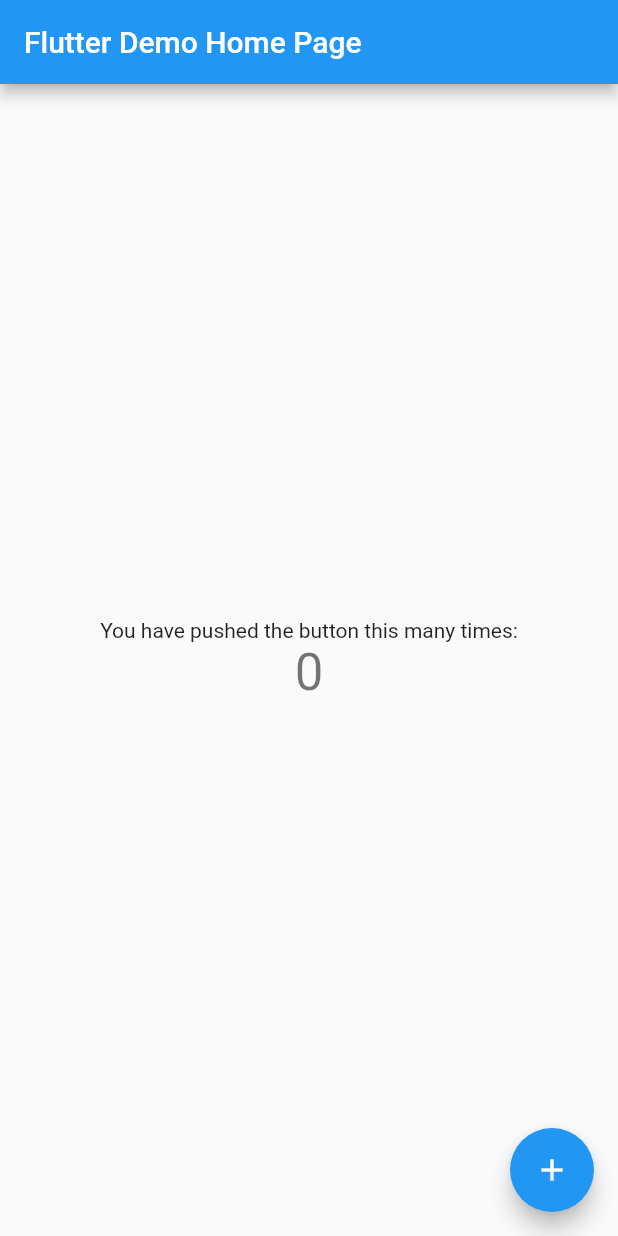
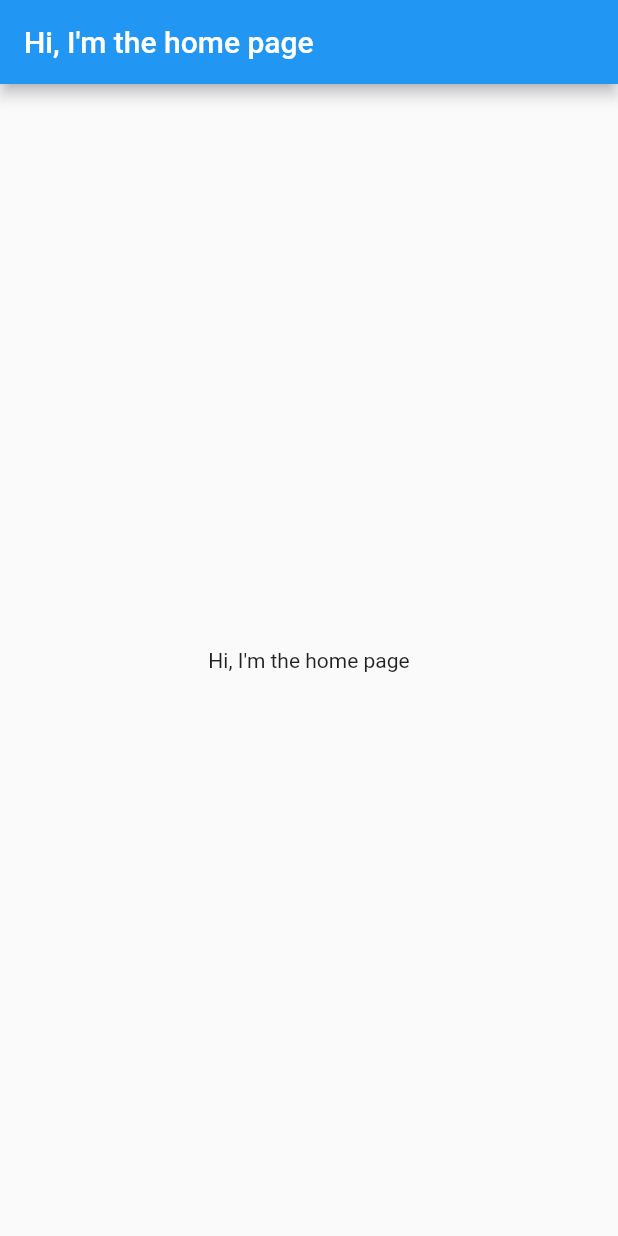
Before and after one commit to BelfDev/testing_flutter, a Flutter app: the screen it shows after launch, on a phone screen of 412 x 824 dp. Run offline on Flutter 3.47's test engine with Material 2 defaults, Android fonts, the phone set to English and light mode, and no system bars.

Commit message:
Add basic app structure

```diff
--- /dev/null
+++ b/lib/app.dart
@@ -0,0 +1,19 @@
+import 'package:flutter/material.dart';
+import 'package:testing_flutter/pages/home_page.dart';
+
+class App extends StatelessWidget {
+  const App({
+    Key? key,
+  }) : super(key: key);
+
+  @override
+  Widget build(BuildContext context) {
+    return MaterialApp(
+      title: 'Testing Flutter Apps',
+      theme: ThemeData(
+        primarySwatch: Colors.blue,
+      ),
+      home: HomePage(),
+    );
+  }
+}
--- a/lib/main.dart
+++ b/lib/main.dart
@@ -1,113 +1,6 @@
 import 'package:flutter/material.dart';
+import 'package:testing_flutter/app.dart';
 
 void main() {
-  runApp(MyApp());
+  runApp(App());
 }
-
-class MyApp extends StatelessWidget {
-  // This widget is the root of your application.
-  @override
-  Widget build(BuildContext context) {
-    return MaterialApp(
-      title: 'Flutter Demo',
-      theme: ThemeData(
-        // This is the theme of your application.
-        //
-        // Try running your application with "flutter run". You'll see the
-        // application has a blue toolbar. Then, without quitting the app, try
-        // changing the primarySwatch below to Colors.green and then invoke
-        // "hot reload" (press "r" in the console where you ran "flutter run",
-        // or simply save your changes to "hot reload" in a Flutter IDE).
-        // Notice that the counter didn't reset back to zero; the application
-        // is not restarted.
-        primarySwatch: Colors.blue,
-      ),
-      home: MyHomePage(title: 'Flutter Demo Home Page'),
-    );
-  }
-}
-
-class MyHomePage extends StatefulWidget {
-  MyHomePage({Key? key, required this.title}) : super(key: key);
-
-  // This widget is the home page of your application. It is stateful, meaning
-  // that it has a State object (defined below) that contains fields that affect
-  // how it looks.
-
-  // This class is the configuration for the state. It holds the values (in this
-  // case the title) provided by the parent (in this case the App widget) and
-  // used by the build method of the State. Fields in a Widget subclass are
-  // always marked "final".
-
-  final String title;
-
-  @override
-  _MyHomePageState createState() => _MyHomePageState();
-}
-
-class _MyHomePageState extends State<MyHomePage> {
-  int _counter = 0;
-
-  void _incrementCounter() {
-    setState(() {
-      // This call to setState tells the Flutter framework that something has
-      // changed in this State, which causes it to rerun the build method below
-      // so that the display can reflect the updated values. If we changed
-      // _counter without calling setState(), then the build method would not be
-      // called again, and so nothing would appear to happen.
-      _counter++;
-    });
-  }
-
-  @override
-  Widget build(BuildContext context) {
-    // This method is rerun every time setState is called, for instance as done
-    // by the _incrementCounter method above.
-    //
-    // The Flutter framework has been optimized to make rerunning build methods
-    // fast, so that you can just rebuild anything that needs updating rather
-    // than having to individually change instances of widgets.
-    return Scaffold(
-      appBar: AppBar(
-        // Here we take the value from the MyHomePage object that was created by
-        // the App.build method, and use it to set our appbar title.
-        title: Text(widget.title),
-      ),
-      body: Center(
-        // Center is a layout widget. It takes a single child and positions it
-        // in the middle of the parent.
-        child: Column(
-          // Column is also a layout widget. It takes a list of children and
-          // arranges them vertically. By default, it sizes itself to fit its
-          // children horizontally, and tries to be as tall as its parent.
-          //
-          // Invoke "debug painting" (press "p" in the console, choose the
-          // "Toggle Debug Paint" action from the Flutter Inspector in Android
-          // Studio, or the "Toggle Debug Paint" command in Visual Studio Code)
-          // to see the wireframe for each widget.
-          //
-          // Column has various properties to control how it sizes itself and
-          // how it positions its children. Here we use mainAxisAlignment to
-          // center the children vertically; the main axis here is the vertical
-          // axis because Columns are vertical (the cross axis would be
-          // horizontal).
-          mainAxisAlignment: MainAxisAlignment.center,
-          children: <Widget>[
-            Text(
-              'You have pushed the button this many times:',
-            ),
-            Text(
-              '$_counter',
-              style: Theme.of(context).textTheme.headline4,
-            ),
-          ],
-        ),
-      ),
-      floatingActionButton: FloatingActionButton(
-        onPressed: _incrementCounter,
-        tooltip: 'Increment',
-        child: Icon(Icons.add),
-      ), // This trailing comma makes auto-formatting nicer for build methods.
-    );
-  }
-}
--- /dev/null
+++ b/lib/pages/home_page.dart
@@ -0,0 +1,21 @@
+import 'package:flutter/material.dart';
+
+class HomePage extends StatelessWidget {
+  const HomePage({
+    Key? key,
+  }) : super(key: key);
+
+  @override
+  Widget build(BuildContext context) {
+    return Scaffold(
+      appBar: AppBar(
+        title: Text('Hi, I\'m the home page'),
+      ),
+      body: Container(
+        child: Center(
+          child: Text('Hi, I\'m the home page'),
+        ),
+      ),
+    );
+  }
+}
```
